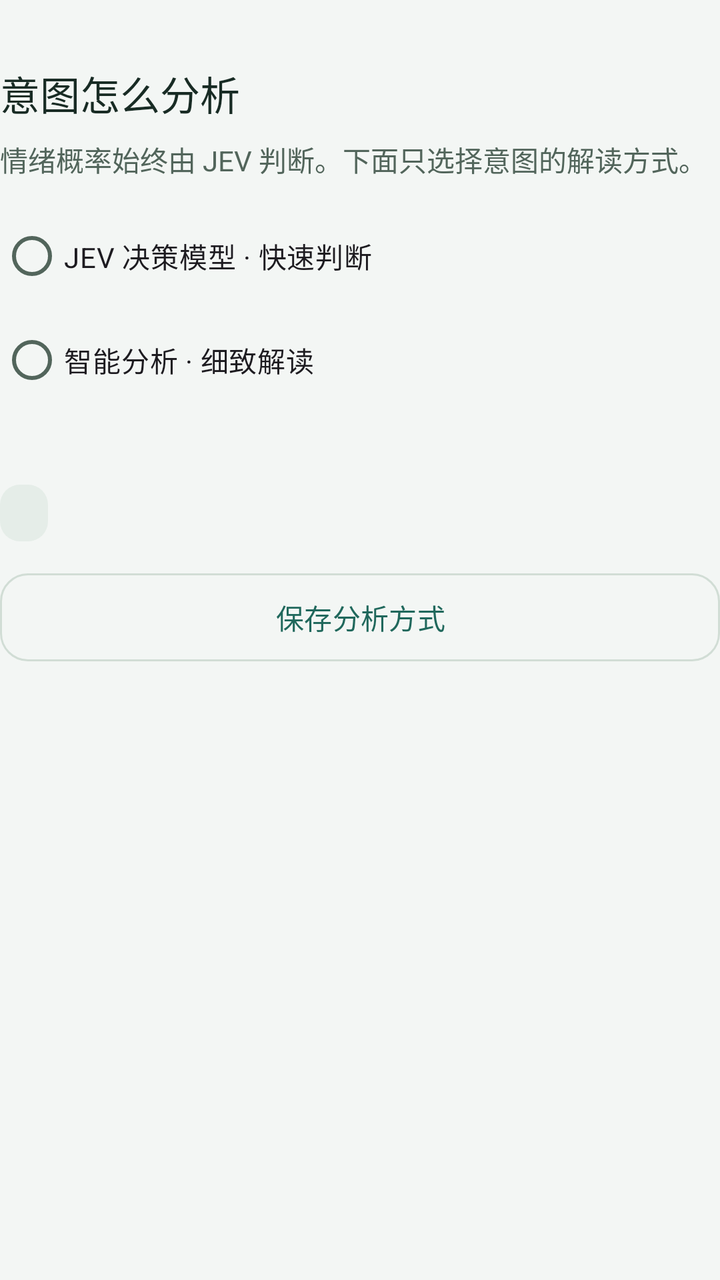
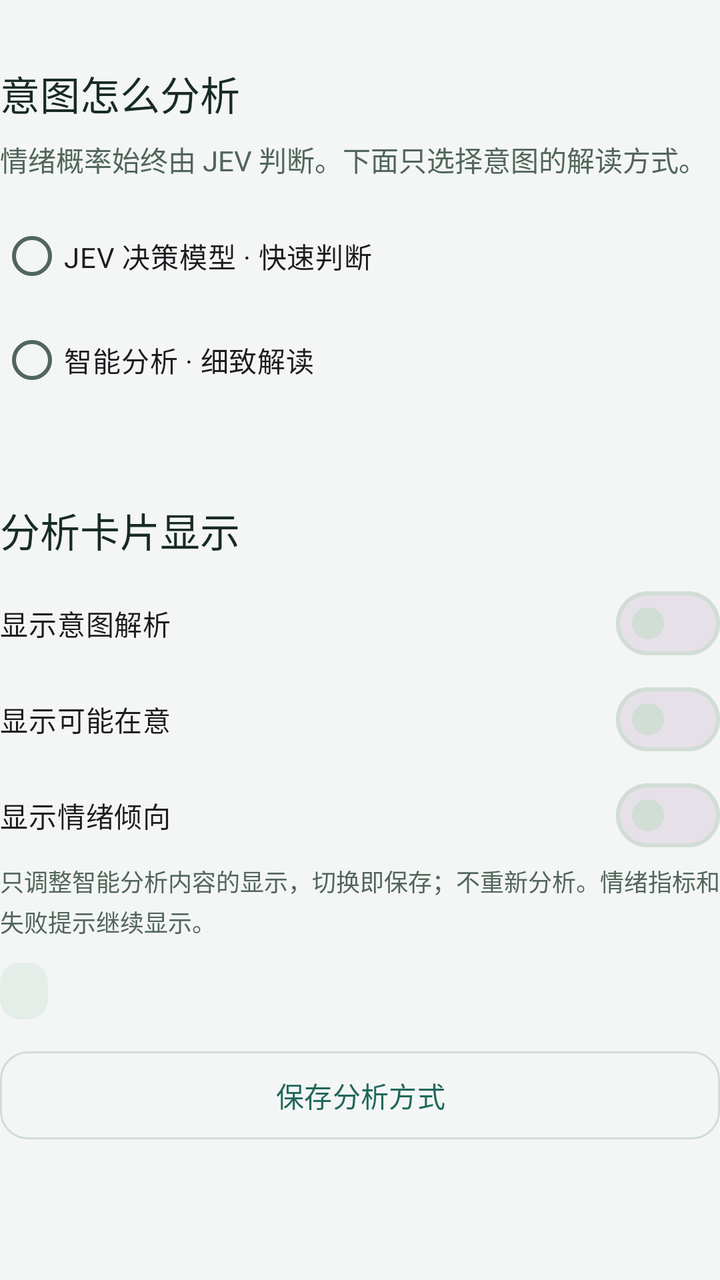

Screens rendered from an Android XML layout before and after an edit, with the pre-edit source and the edit as a unified diff.
<!-- AndroidManifest.xml: application theme Theme.WeChatMood -->
<!-- res/layout/intent_settings.xml -->
<?xml version="1.0" encoding="utf-8"?>
<LinearLayout xmlns:android="http://schemas.android.com/apk/res/android"
    xmlns:app="http://schemas.android.com/apk/res-auto"
    android:layout_width="match_parent" android:layout_height="wrap_content" android:orientation="vertical">
    <TextView style="@style/Yanwai.Section" android:text="意图怎么分析" />
    <TextView style="@style/Yanwai.Body" android:text="情绪概率始终由 JEV 判断。下面只选择意图的解读方式。" />
    <RadioGroup android:id="@+id/routeGroup" android:layout_width="match_parent"
        android:layout_height="wrap_content" android:layout_marginTop="12dp" android:orientation="vertical">
        <RadioButton android:id="@+id/routeJev" android:layout_width="match_parent" android:layout_height="wrap_content"
            android:minHeight="52dp" android:text="JEV 决策模型 · 快速判断" android:saveEnabled="false" />
        <RadioButton android:id="@+id/routeLlm" android:layout_width="match_parent" android:layout_height="wrap_content"
            android:minHeight="52dp" android:text="智能分析 · 细致解读" android:saveEnabled="false" />
    </RadioGroup>
    <TextView android:id="@+id/routeHint" style="@style/Yanwai.Caption" android:layout_marginTop="8dp" />
    <TextView android:id="@+id/intentStatus" style="@style/Yanwai.Badge" android:layout_marginTop="12dp"
        android:accessibilityLiveRegion="polite" />
    <LinearLayout android:id="@+id/llmPanel" android:layout_width="match_parent" android:layout_height="wrap_content"
        android:orientation="vertical" android:visibility="gone">
    <TextView style="@style/Yanwai.Section" android:text="连接意图模型" android:layout_marginTop="20dp" />
    <TextView style="@style/Yanwai.Caption" android:text="选服务商 → 填 Key → 选模型。这里的配置单独保存，不影响「帮我回」。" />
    <com.google.android.material.textfield.TextInputLayout android:id="@+id/providerLayout"
        style="@style/Widget.Material3.TextInputLayout.OutlinedBox.ExposedDropdownMenu"
        android:layout_width="match_parent" android:layout_height="wrap_content"
        android:layout_marginTop="16dp" android:hint="供应商">
        <com.google.android.material.textfield.MaterialAutoCompleteTextView android:id="@+id/provider"
            android:layout_width="match_parent" android:layout_height="wrap_content" android:minHeight="56dp"
            android:inputType="none" android:importantForAutofill="no" android:saveEnabled="false" />
    </com.google.android.material.textfield.TextInputLayout>
    <TextView android:id="@+id/providerHint" style="@style/Yanwai.Caption" android:layout_marginTop="8dp" />
    <TextView android:id="@+id/providerAddress" style="@style/Yanwai.Caption"
        android:layout_marginTop="8dp" android:textIsSelectable="true" />
    <com.google.android.material.button.MaterialButton android:id="@+id/providerConsole"
        style="@style/Yanwai.Button.Text" android:text="去官方平台获取 Key ↗" />
    <com.google.android.material.textfield.TextInputLayout android:id="@+id/endpointLayout"
        style="@style/Widget.Material3.TextInputLayout.OutlinedBox" android:layout_width="match_parent"
        android:layout_height="wrap_content" android:layout_marginTop="16dp" android:hint="API 地址"
        app:helperText="填写服务商的 Base URL（如 https://example.com/v1）或完整 /chat/completions 地址。">
        <com.google.android.material.textfield.TextInputEditText android:id="@+id/endpoint"
            android:layout_width="match_parent" android:layout_height="wrap_content" android:minHeight="56dp"
            android:inputType="textUri" android:maxLines="3" android:importantForAutofill="no" android:saveEnabled="false" />
    </com.google.android.material.textfield.TextInputLayout>
    <com.google.android.material.textfield.TextInputLayout android:id="@+id/keyLayout"
        style="@style/Widget.Material3.TextInputLayout.OutlinedBox" android:layout_width="match_parent"
        android:layout_height="wrap_content" android:layout_marginTop="16dp" android:hint="API Key"
        app:endIconMode="password_toggle" app:helperText="填写这个服务商的 Key，仅保存在本机。">
        <com.google.android.material.textfield.TextInputEditText android:id="@+id/apiKey"
            android:layout_width="match_parent" android:layout_height="wrap_content" android:minHeight="56dp"
            android:inputType="textPassword" android:singleLine="true" android:importantForAutofill="no" android:saveEnabled="false" />
    </com.google.android.material.textfield.TextInputLayout>
    <com.google.android.material.button.MaterialButton android:id="@+id/fetchModels"
        style="@style/Yanwai.Button.Outline" android:layout_marginTop="12dp" android:text="获取模型列表" />
    <TextView android:id="@+id/modelsStatus" style="@style/Yanwai.Caption"
        android:accessibilityLiveRegion="polite" android:text="填写 Key 后获取，或直接输入模型 ID。" />
    <com.google.android.material.textfield.TextInputLayout android:id="@+id/modelLayout"
        style="@style/Widget.Material3.TextInputLayout.OutlinedBox.ExposedDropdownMenu" android:layout_width="match_parent"
        android:layout_height="wrap_content" android:layout_marginTop="16dp" android:hint="选择模型 / 输入模型 ID"
        app:helperText="输入名称可筛选列表，也可手动填写。请选择支持长上下文的聊天模型。">
        <com.google.android.material.textfield.MaterialAutoCompleteTextView android:id="@+id/model"
            android:layout_width="match_parent" android:layout_height="wrap_content" android:minHeight="56dp"
            android:inputType="textVisiblePassword" android:completionThreshold="0" android:singleLine="true"
            android:importantForAutofill="no" android:saveEnabled="false" />
    </com.google.android.material.textfield.TextInputLayout>
    <com.google.android.material.button.MaterialButton android:id="@+id/referenceModels"
        style="@style/Yanwai.Button.Text" android:visibility="gone" android:text="选择官方文档中的参考模型" />
    <TextView style="@style/Yanwai.Caption" android:layout_marginTop="12dp"
        android:text="保存此线路后，手动或自动分析会将当前消息、相关前文和时间发送给这里的服务；情绪仍会调用 JEV。仅生成解读，不生成回复。" />
    <com.google.android.material.button.MaterialButton android:id="@+id/testIntent" style="@style/Yanwai.Button"
        android:layout_marginTop="16dp" android:text="保存并检测意图模型" />
    <TextView style="@style/Yanwai.Caption" android:text="检测只发送示例聊天，可能产生 API 费用，不读取微信消息。" />
    </LinearLayout>
    <com.google.android.material.button.MaterialButton android:id="@+id/saveIntent" style="@style/Yanwai.Button.Outline"
        android:layout_marginTop="12dp" android:text="保存分析方式" />
    <com.google.android.material.progressindicator.LinearProgressIndicator android:id="@+id/progressIntent"
        android:layout_width="match_parent" android:layout_height="4dp" android:indeterminate="true"
        android:visibility="gone" android:contentDescription="正在连接意图模型" />
    <TextView android:id="@+id/intentResult" style="@style/Yanwai.Body" android:layout_marginTop="12dp"
        android:padding="16dp" android:background="@drawable/status_pill" android:visibility="gone"
        android:accessibilityLiveRegion="polite" android:textIsSelectable="true" />
</LinearLayout>
<!-- resources referenced by this layout -->
<resources>
  <!-- drawable status_pill (drawable) -->
  <?xml version="1.0" encoding="utf-8"?>
  <shape xmlns:android="http://schemas.android.com/apk/res/android" android:shape="rectangle">
      <solid android:color="@color/status_neutral_bg" />
      <corners android:radius="10dp" />
  </shape>
  <style name="Yanwai.Badge" parent="Yanwai.Caption">
          <item name="android:layout_width">wrap_content</item>
          <item name="android:fontFamily">sans-serif-medium</item>
          <item name="android:paddingStart">12dp</item>
          <item name="android:paddingEnd">12dp</item>
          <item name="android:paddingTop">6dp</item>
          <item name="android:paddingBottom">6dp</item>
          <item name="android:background">@drawable/status_pill</item>
          <item name="android:accessibilityLiveRegion">polite</item>
      </style>
  <style name="Yanwai.Body" parent="">
          <item name="android:layout_width">match_parent</item>
          <item name="android:layout_height">wrap_content</item>
          <item name="android:textSize">14sp</item>
          <item name="android:textColor">@color/text_secondary</item>
          <item name="android:lineSpacingExtra">3dp</item>
      </style>
  <style name="Yanwai.Button" parent="Widget.Material3.Button">
          <item name="android:layout_width">match_parent</item>
          <item name="android:layout_height">wrap_content</item>
          <item name="android:minHeight">52dp</item>
          <item name="cornerRadius">14dp</item>
          <item name="android:textSize">14sp</item>
          <item name="android:textAllCaps">false</item>
      </style>
  <style name="Yanwai.Button.Outline" parent="Widget.Material3.Button.OutlinedButton">
          <item name="android:layout_width">match_parent</item>
          <item name="android:layout_height">wrap_content</item>
          <item name="android:minHeight">52dp</item>
          <item name="cornerRadius">14dp</item>
          <item name="android:textAllCaps">false</item>
      </style>
  <style name="Yanwai.Button.Text" parent="Widget.Material3.Button.TextButton">
          <item name="android:layout_width">match_parent</item>
          <item name="android:layout_height">wrap_content</item>
          <item name="android:minHeight">48dp</item>
          <item name="android:textAllCaps">false</item>
      </style>
  <style name="Yanwai.Caption" parent="Yanwai.Body">
          <item name="android:textSize">12sp</item>
      </style>
  <style name="Yanwai.Section" parent="Yanwai.Body">
          <item name="android:textSize">20sp</item>
          <item name="android:fontFamily">sans-serif-medium</item>
          <item name="android:textColor">@color/text_primary</item>
          <item name="android:layout_marginTop">32dp</item>
          <item name="android:layout_marginBottom">8dp</item>
          <item name="android:accessibilityHeading">true</item>
      </style>
  <color name="status_neutral_bg">#E5EDE8</color>
  <color name="text_secondary">#52655B</color>
  <color name="text_primary">#182B24</color>
  <color name="brand_primary">#20685C</color>
  <color name="brand_on_primary">#F5FFF9</color>
  <color name="page_background">#F3F6F4</color>
  <color name="panel_surface">#FCFEFC</color>
  <color name="outline_subtle">#D1DDD5</color>
  <color name="status_success_bg">#DDEFE5</color>
  <color name="status_success">#1B6651</color>
  <color name="status_error">#9B3336</color>
  <color name="status_error_bg">#F8E3E2</color>
</resources>

<!-- the commit's change to res/layout/intent_settings.xml (unified diff, before → after) -->
@@ -12,6 +12,19 @@
             android:minHeight="52dp" android:text="智能分析 · 细致解读" android:saveEnabled="false" />
     </RadioGroup>
     <TextView android:id="@+id/routeHint" style="@style/Yanwai.Caption" android:layout_marginTop="8dp" />
+    <TextView style="@style/Yanwai.Section" android:text="分析卡片显示" android:layout_marginTop="20dp" />
+    <com.google.android.material.materialswitch.MaterialSwitch android:id="@+id/showIntent"
+        android:layout_width="match_parent" android:layout_height="wrap_content" android:minHeight="48dp"
+        android:text="显示意图解析" android:saveEnabled="false" />
+    <com.google.android.material.materialswitch.MaterialSwitch android:id="@+id/showConcern"
+        android:layout_width="match_parent" android:layout_height="wrap_content" android:minHeight="48dp"
+        android:text="显示可能在意" android:saveEnabled="false" />
+    <com.google.android.material.materialswitch.MaterialSwitch android:id="@+id/showTone"
+        android:layout_width="match_parent" android:layout_height="wrap_content" android:minHeight="48dp"
+        android:text="显示情绪倾向" android:saveEnabled="false" />
+    <TextView android:id="@+id/cardDisplayStatus" style="@style/Yanwai.Caption"
+        android:text="只调整智能分析内容的显示，切换即保存；不重新分析。情绪指标和失败提示继续显示。"
+        android:accessibilityLiveRegion="polite" />
     <TextView android:id="@+id/intentStatus" style="@style/Yanwai.Badge" android:layout_marginTop="12dp"
         android:accessibilityLiveRegion="polite" />
     <LinearLayout android:id="@+id/llmPanel" android:layout_width="match_parent" android:layout_height="wrap_content"
